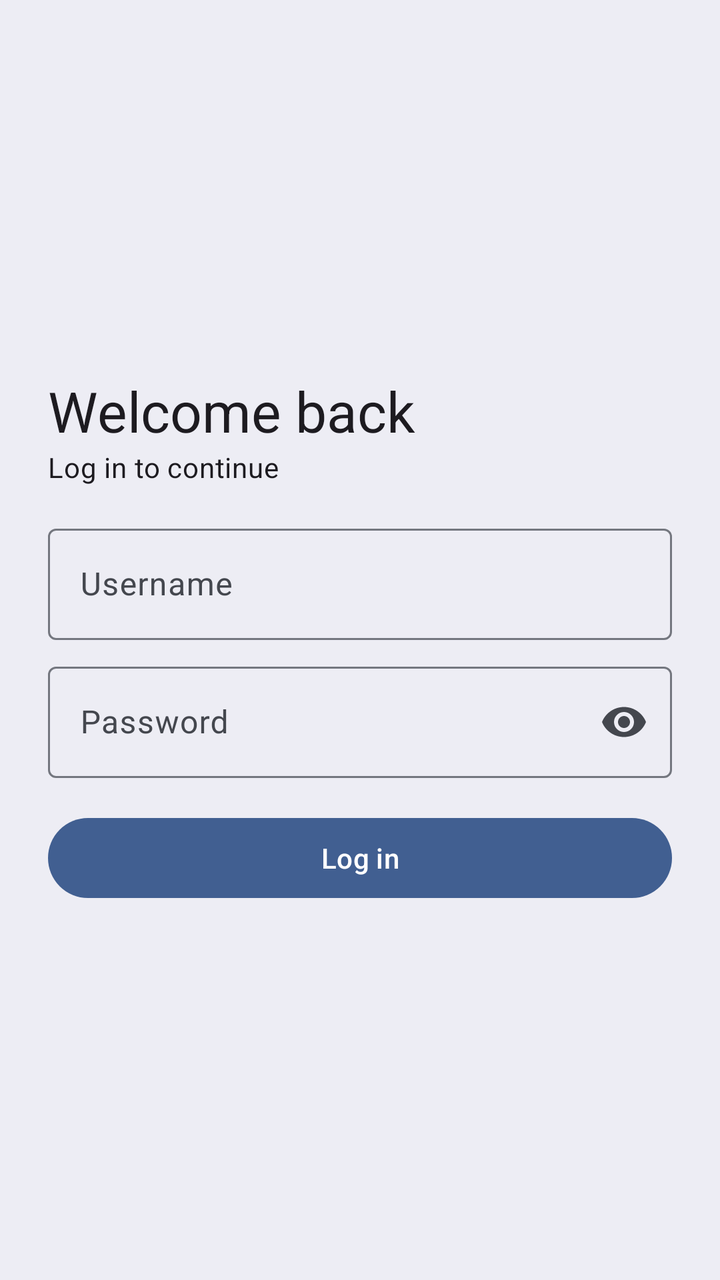
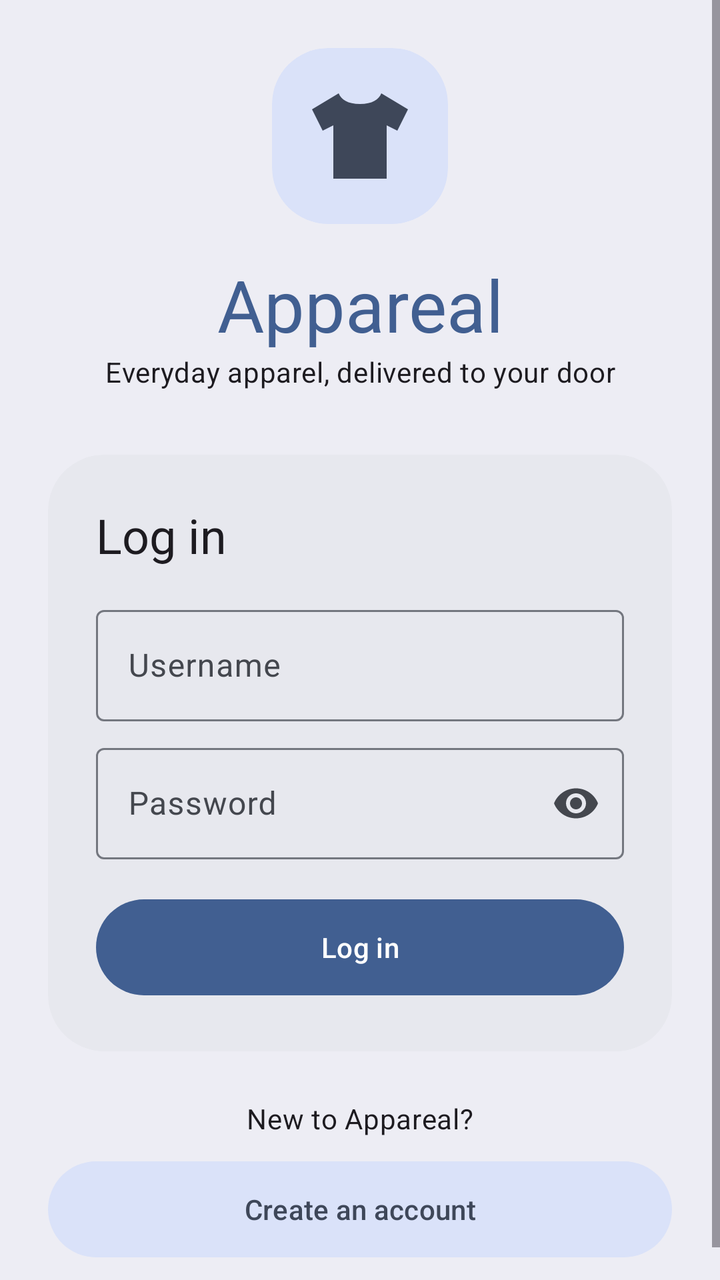

Two renders of the same Android screen: before a commit and after it. Below are the layout's source before the change and the commit's diff.
<!-- AndroidManifest.xml: application theme AppTheme -->
<!-- res/layout/activity_login.xml -->
<?xml version="1.0" encoding="utf-8"?>
<ScrollView xmlns:android="http://schemas.android.com/apk/res/android"
    xmlns:app="http://schemas.android.com/apk/res-auto"
    android:layout_width="match_parent"
    android:layout_height="match_parent"
    android:background="?attr/colorSurfaceContainer"
    android:fillViewport="true"
    android:fitsSystemWindows="true">

    <LinearLayout
        android:layout_width="match_parent"
        android:layout_height="wrap_content"
        android:gravity="center_vertical"
        android:orientation="vertical"
        android:padding="24dp">

        <com.google.android.material.textview.MaterialTextView
            android:layout_width="match_parent"
            android:layout_height="wrap_content"
            android:text="Welcome back"
            android:textAppearance="?attr/textAppearanceHeadlineMedium" />

        <com.google.android.material.textview.MaterialTextView
            android:layout_width="match_parent"
            android:layout_height="wrap_content"
            android:layout_marginBottom="16dp"
            android:text="Log in to continue"
            android:textAppearance="?attr/textAppearanceBodyMedium" />

        <com.google.android.material.textfield.TextInputLayout
            android:id="@+id/tilUsername"
            style="?attr/textInputOutlinedStyle"
            android:layout_width="match_parent"
            android:layout_height="wrap_content"
            android:layout_marginBottom="8dp"
            android:hint="Username">

            <com.google.android.material.textfield.TextInputEditText
                android:id="@+id/etUsername"
                android:layout_width="match_parent"
                android:layout_height="wrap_content"
                android:inputType="text" />
        </com.google.android.material.textfield.TextInputLayout>

        <com.google.android.material.textfield.TextInputLayout
            android:id="@+id/tilPassword"
            style="?attr/textInputOutlinedStyle"
            android:layout_width="match_parent"
            android:layout_height="wrap_content"
            android:layout_marginBottom="16dp"
            android:hint="Password"
            app:endIconMode="password_toggle">

            <com.google.android.material.textfield.TextInputEditText
                android:id="@+id/etPassword"
                android:layout_width="match_parent"
                android:layout_height="wrap_content"
                android:inputType="textPassword" />
        </com.google.android.material.textfield.TextInputLayout>

        <com.google.android.material.button.MaterialButton
            android:id="@+id/btnLogin"
            android:layout_width="match_parent"
            android:layout_height="wrap_content"
            android:text="Log in" />
    </LinearLayout>
</ScrollView>
<!-- resources referenced by this layout -->
<resources>
  <color name="md_theme_primary">#415F91</color>
  <color name="md_theme_onPrimary">#FFFFFF</color>
  <color name="md_theme_primaryContainer">#D6E3FF</color>
  <color name="md_theme_onPrimaryContainer">#284777</color>
  <color name="md_theme_secondary">#565F71</color>
  <color name="md_theme_onSecondary">#FFFFFF</color>
  <color name="md_theme_secondaryContainer">#DAE2F9</color>
  <color name="md_theme_onSecondaryContainer">#3E4759</color>
  <color name="md_theme_tertiary">#705575</color>
  <color name="md_theme_onTertiary">#FFFFFF</color>
  <color name="md_theme_tertiaryContainer">#FAD8FD</color>
  <color name="md_theme_onTertiaryContainer">#573E5C</color>
  <color name="md_theme_error">#BA1A1A</color>
  <color name="md_theme_onError">#FFFFFF</color>
  <color name="md_theme_errorContainer">#FFDAD6</color>
  <color name="md_theme_onErrorContainer">#93000A</color>
  <color name="md_theme_background">#F9F9FF</color>
  <color name="md_theme_onBackground">#191C20</color>
  <color name="md_theme_surface">#F9F9FF</color>
  <color name="md_theme_onSurface">#191C20</color>
  <color name="md_theme_surfaceVariant">#E0E2EC</color>
  <color name="md_theme_onSurfaceVariant">#44474E</color>
  <color name="md_theme_outline">#74777F</color>
  <color name="md_theme_outlineVariant">#C4C6D0</color>
  <color name="md_theme_inverseSurface">#2E3036</color>
  <color name="md_theme_inverseOnSurface">#F0F0F7</color>
  <color name="md_theme_inversePrimary">#AAC7FF</color>
  <color name="md_theme_primaryFixed">#D6E3FF</color>
  <color name="md_theme_onPrimaryFixed">#001B3E</color>
  <color name="md_theme_primaryFixedDim">#AAC7FF</color>
  <color name="md_theme_onPrimaryFixedVariant">#284777</color>
  <color name="md_theme_secondaryFixed">#DAE2F9</color>
  <color name="md_theme_onSecondaryFixed">#131C2B</color>
  <color name="md_theme_secondaryFixedDim">#BEC6DC</color>
  <color name="md_theme_onSecondaryFixedVariant">#3E4759</color>
  <color name="md_theme_tertiaryFixed">#FAD8FD</color>
  <color name="md_theme_onTertiaryFixed">#28132E</color>
  <color name="md_theme_tertiaryFixedDim">#DDBCE0</color>
  <color name="md_theme_onTertiaryFixedVariant">#573E5C</color>
  <color name="md_theme_surfaceDim">#D9D9E0</color>
  <color name="md_theme_surfaceBright">#F9F9FF</color>
  <color name="md_theme_surfaceContainerLowest">#FFFFFF</color>
  <color name="md_theme_surfaceContainerLow">#F3F3FA</color>
  <color name="md_theme_surfaceContainer">#EDEDF4</color>
  <color name="md_theme_surfaceContainerHigh">#E7E8EE</color>
  <color name="md_theme_surfaceContainerHighest">#E2E2E9</color>
  <!-- unchanged entries left out for length: 1 -->
</resources>

<!-- the commit's change to res/layout/activity_login.xml (unified diff, before → after) -->
@@ -14,54 +14,116 @@
         android:orientation="vertical"
         android:padding="24dp">
 
-        <com.google.android.material.textview.MaterialTextView
-            android:layout_width="match_parent"
-            android:layout_height="wrap_content"
-            android:text="Welcome back"
-            android:textAppearance="?attr/textAppearanceHeadlineMedium" />
+        <com.google.android.material.card.MaterialCardView
+            android:layout_width="88dp"
+            android:layout_height="88dp"
+            android:layout_gravity="center_horizontal"
+            app:cardBackgroundColor="?attr/colorSecondaryContainer"
+            app:cardCornerRadius="28dp"
+            app:cardElevation="0dp"
+            app:strokeWidth="0dp">
+
+            <ImageView
+                android:layout_width="match_parent"
+                android:layout_height="match_parent"
+                android:importantForAccessibility="no"
+                android:padding="12dp"
+                android:src="@drawable/ph_top" />
+        </com.google.android.material.card.MaterialCardView>
 
         <com.google.android.material.textview.MaterialTextView
             android:layout_width="match_parent"
             android:layout_height="wrap_content"
-            android:layout_marginBottom="16dp"
-            android:text="Log in to continue"
+            android:layout_marginTop="16dp"
+            android:gravity="center"
+            android:text="@string/app_name"
+            android:textAppearance="?attr/textAppearanceDisplaySmall"
+            android:textColor="?attr/colorPrimary" />
+
+        <com.google.android.material.textview.MaterialTextView
+            android:layout_width="match_parent"
+            android:layout_height="wrap_content"
+            android:layout_marginBottom="32dp"
+            android:gravity="center"
+            android:text="Everyday apparel, delivered to your door"
             android:textAppearance="?attr/textAppearanceBodyMedium" />
 
-        <com.google.android.material.textfield.TextInputLayout
-            android:id="@+id/tilUsername"
-            style="?attr/textInputOutlinedStyle"
+        <com.google.android.material.card.MaterialCardView
             android:layout_width="match_parent"
             android:layout_height="wrap_content"
-            android:layout_marginBottom="8dp"
-            android:hint="Username">
+            app:cardBackgroundColor="?attr/colorSurfaceContainerHigh"
+            app:cardCornerRadius="28dp"
+            app:cardElevation="0dp"
+            app:strokeWidth="0dp">
 
-            <com.google.android.material.textfield.TextInputEditText
-                android:id="@+id/etUsername"
+            <LinearLayout
                 android:layout_width="match_parent"
                 android:layout_height="wrap_content"
-                android:inputType="text" />
-        </com.google.android.material.textfield.TextInputLayout>
+                android:orientation="vertical"
+                android:padding="24dp">
 
-        <com.google.android.material.textfield.TextInputLayout
-            android:id="@+id/tilPassword"
-            style="?attr/textInputOutlinedStyle"
+                <com.google.android.material.textview.MaterialTextView
+                    android:layout_width="match_parent"
+                    android:layout_height="wrap_content"
+                    android:layout_marginBottom="16dp"
+                    android:text="Log in"
+                    android:textAppearance="?attr/textAppearanceHeadlineSmall" />
+
+                <com.google.android.material.textfield.TextInputLayout
+                    android:id="@+id/tilUsername"
+                    style="?attr/textInputOutlinedStyle"
+                    android:layout_width="match_parent"
+                    android:layout_height="wrap_content"
+                    android:layout_marginBottom="8dp"
+                    android:hint="Username">
+
+                    <com.google.android.material.textfield.TextInputEditText
+                        android:id="@+id/etUsername"
+                        android:layout_width="match_parent"
+                        android:layout_height="wrap_content"
+                        android:inputType="text" />
+                </com.google.android.material.textfield.TextInputLayout>
+
+                <com.google.android.material.textfield.TextInputLayout
+                    android:id="@+id/tilPassword"
+                    style="?attr/textInputOutlinedStyle"
+                    android:layout_width="match_parent"
+                    android:layout_height="wrap_content"
+                    android:layout_marginBottom="16dp"
+                    android:hint="Password"
+                    app:endIconMode="password_toggle">
+
+                    <com.google.android.material.textfield.TextInputEditText
+                        android:id="@+id/etPassword"
+                        android:layout_width="match_parent"
+                        android:layout_height="wrap_content"
+                        android:inputType="textPassword" />
+                </com.google.android.material.textfield.TextInputLayout>
+
+                <com.google.android.material.button.MaterialButton
+                    android:id="@+id/btnLogin"
+                    android:layout_width="match_parent"
+                    android:layout_height="56dp"
+                    android:text="Log in" />
+            </LinearLayout>
+        </com.google.android.material.card.MaterialCardView>
+
+        <com.google.android.material.textview.MaterialTextView
             android:layout_width="match_parent"
             android:layout_height="wrap_content"
-            android:layout_marginBottom="16dp"
-            android:hint="Password"
-            app:endIconMode="password_toggle">
-
-            <com.google.android.material.textfield.TextInputEditText
-                android:id="@+id/etPassword"
-                android:layout_width="match_parent"
-                android:layout_height="wrap_content"
-                android:inputType="textPassword" />
-        </com.google.android.material.textfield.TextInputLayout>
+            android:layout_marginTop="24dp"
+            android:gravity="center"
+            android:text="New to Appareal?"
+            android:textAppearance="?attr/textAppearanceBodyMedium" />
 
         <com.google.android.material.button.MaterialButton
-            android:id="@+id/btnLogin"
+            android:id="@+id/btnGoSignUp"
+            style="?attr/materialButtonStyle"
             android:layout_width="match_parent"
-            android:layout_height="wrap_content"
-            android:text="Log in" />
+            android:layout_height="56dp"
+            android:layout_marginTop="8dp"
+            android:text="Create an account"
+            android:textColor="?attr/colorOnSecondaryContainer"
+            app:backgroundTint="?attr/colorSecondaryContainer" />
     </LinearLayout>
 </ScrollView>
<!-- resource entries referenced after the edit -->
@@ -1,5 +1,19 @@
 <!-- resources referenced by this layout -->
 <resources>
+  <!-- drawable ph_top (drawable) -->
+  <vector xmlns:android="http://schemas.android.com/apk/res/android"
+      android:width="96dp"
+      android:height="96dp"
+      android:viewportWidth="24"
+      android:viewportHeight="24">
+      <path
+          android:fillColor="?attr/colorSecondaryContainer"
+          android:pathData="M0,0h24v24h-24z" />
+      <path
+          android:fillColor="?attr/colorOnSecondaryContainer"
+          android:pathData="M8,4l-5,3 2,4 2,-1v10h10V10l2,1 2,-4 -5,-3c-0.5,1.2 -1.7,2 -4,2s-3.5,-0.8 -4,-2z" />
+  </vector>
+  <string name="app_name">Appareal</string>
   <color name="md_theme_primary">#415F91</color>
   <color name="md_theme_onPrimary">#FFFFFF</color>
   <color name="md_theme_primaryContainer">#D6E3FF</color>
